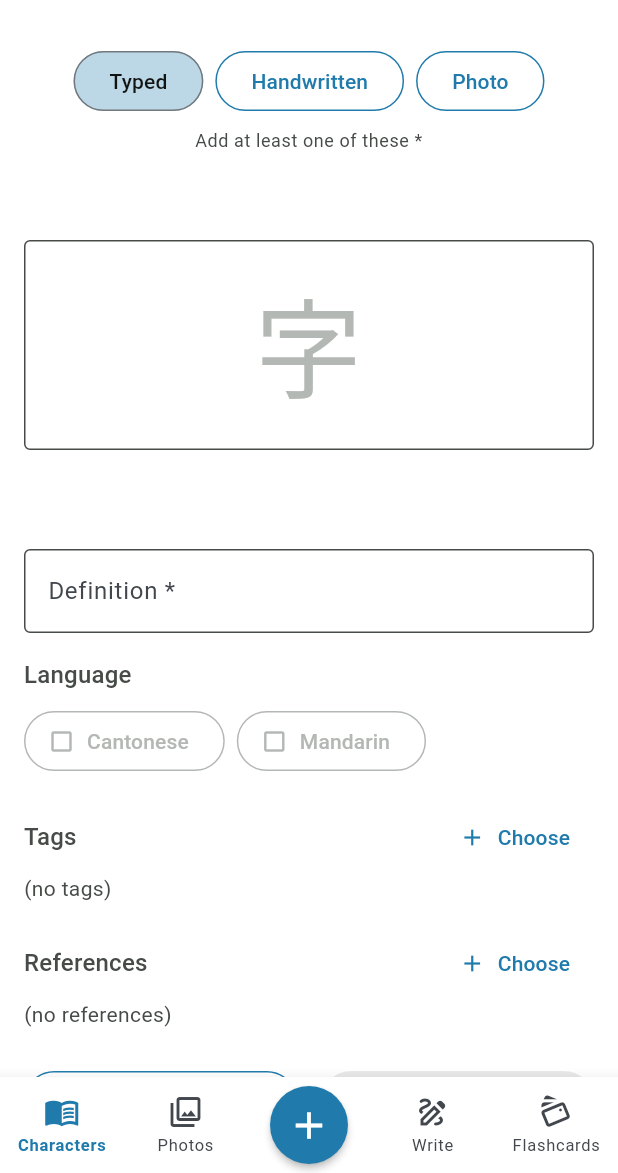
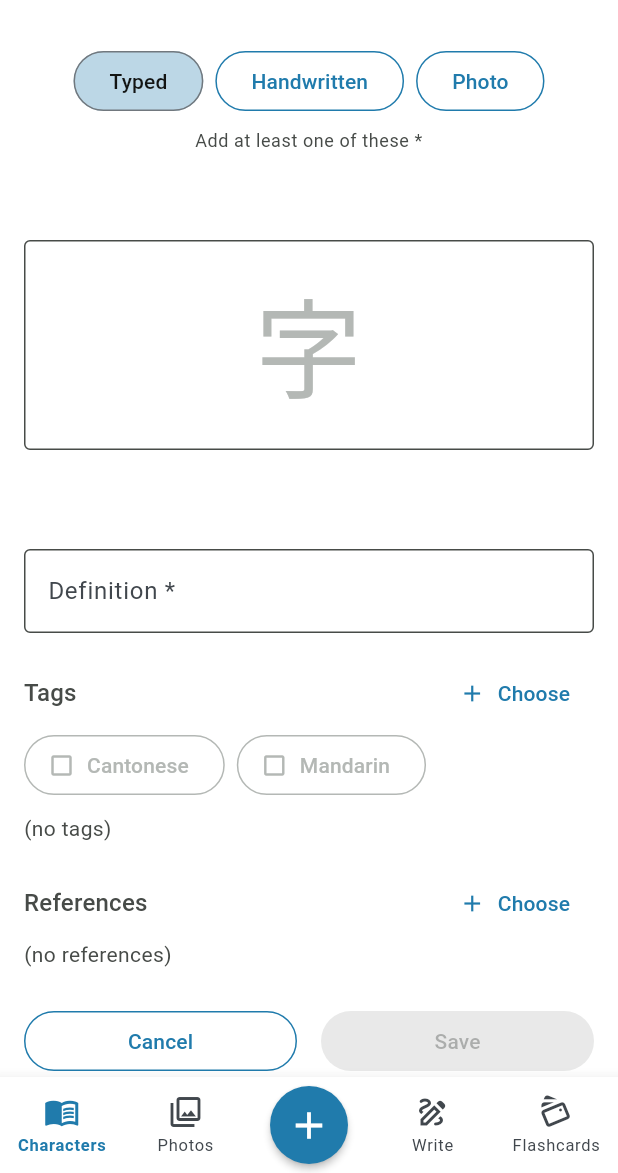
Before and after one commit to Diana-Cornescu/cantonese_dictionary, a Flutter app: the screen it shows after launch, after a tap on the "star" icon, after a tap on the "add" icon, on a phone screen of 412 x 824 dp, the part 63-1236 px from its top. Run offline on Flutter 3.47's test engine with Material 3 defaults, Android fonts, the phone set to English and light mode, and no system bars; our stand-ins replace drift, drift_flutter, file_picker, image_picker; accounts and stored records are empty; generated files the repository leaves out were written again.

Commit message:
move language unique tags to be within tags section

```diff
--- a/lib/data/dictionary_store.dart
+++ b/lib/data/dictionary_store.dart
@@ -364,9 +364,9 @@ class DictionaryStore extends ChangeNotifier {
   }
 
   /// Turns the Cantonese label on character [id] on or off. Independent of
-  /// Mandarin: both on means the word is shared. Instant and unconfirmed,
-  /// like star and hard, since one more tap undoes it. No-op if the
-  /// character doesn't exist.
+  /// Mandarin: both on means the word is shared. The character screen
+  /// asks for confirmation before calling this. No-op if the character
+  /// doesn't exist.
   Future<void> toggleCantonese(int id) async {
     final index = _indexOf(id);
     if (index == -1) return;
--- a/lib/features/add_character/add_character_screen.dart
+++ b/lib/features/add_character/add_character_screen.dart
@@ -341,17 +341,6 @@ class _AddCharacterScreenState extends State<AddCharacterScreen> {
               onChanged: (_) => setState(() {}),
             ),
             const SizedBox(height: 16),
-            // Optional: Cantonese, Mandarin, both (a shared word) or
-            // neither (not set). Set it later from the character screen.
-            Text('Language', style: Theme.of(context).textTheme.titleMedium),
-            const SizedBox(height: 8),
-            LanguageToggles(
-              isCantonese: _isCantonese,
-              isMandarin: _isMandarin,
-              onCantonese: () => setState(() => _isCantonese = !_isCantonese),
-              onMandarin: () => setState(() => _isMandarin = !_isMandarin),
-            ),
-            const SizedBox(height: 16),
             _sectionHeader(
               'Tags',
               TextButton.icon(
@@ -360,6 +349,21 @@ class _AddCharacterScreenState extends State<AddCharacterScreen> {
                 label: const Text('Choose'),
               ),
             ),
+            // Language as the first line under Tags, as on the character
+            // screen (2026-09-26). Optional: Cantonese, Mandarin, both (a
+            // shared word) or neither (not set). No confirmation here:
+            // Save is the commit for a new character.
+            Align(
+              alignment: Alignment.centerLeft,
+              child: LanguageToggles(
+                isCantonese: _isCantonese,
+                isMandarin: _isMandarin,
+                onCantonese: () =>
+                    setState(() => _isCantonese = !_isCantonese),
+                onMandarin: () => setState(() => _isMandarin = !_isMandarin),
+              ),
+            ),
+            const SizedBox(height: 8),
             Align(
               alignment: Alignment.centerLeft,
               child: _tags.isEmpty
--- a/lib/widgets/language_toggles.dart
+++ b/lib/widgets/language_toggles.dart
@@ -7,7 +7,9 @@ import '../theme/app_colors.dart';
 /// (2026-09-26). Two independent toggles: one on marks the word as that
 /// language, both on marks a word the two share, both off is "not set".
 ///
-/// Used on the Add character screen and the character screen. They wear
+/// Shown as the first line of the Tags section on the Add character screen
+/// and the character screen, above the real tags: a "special tag" that is
+/// always offered, both buttons visible and grey when off. They wear
 /// the same grey / black outline / pale fill look as the Favorite and Hard
 /// buttons (see `_toggleButtonStyle` in the character screen and
 /// `FilterIconButton`), without a meaning color of their own: a language
```
Also changed, not shown: lib/features/character_detail/character_detail_screen.dart (+36 -22 lines), 2 other files.
